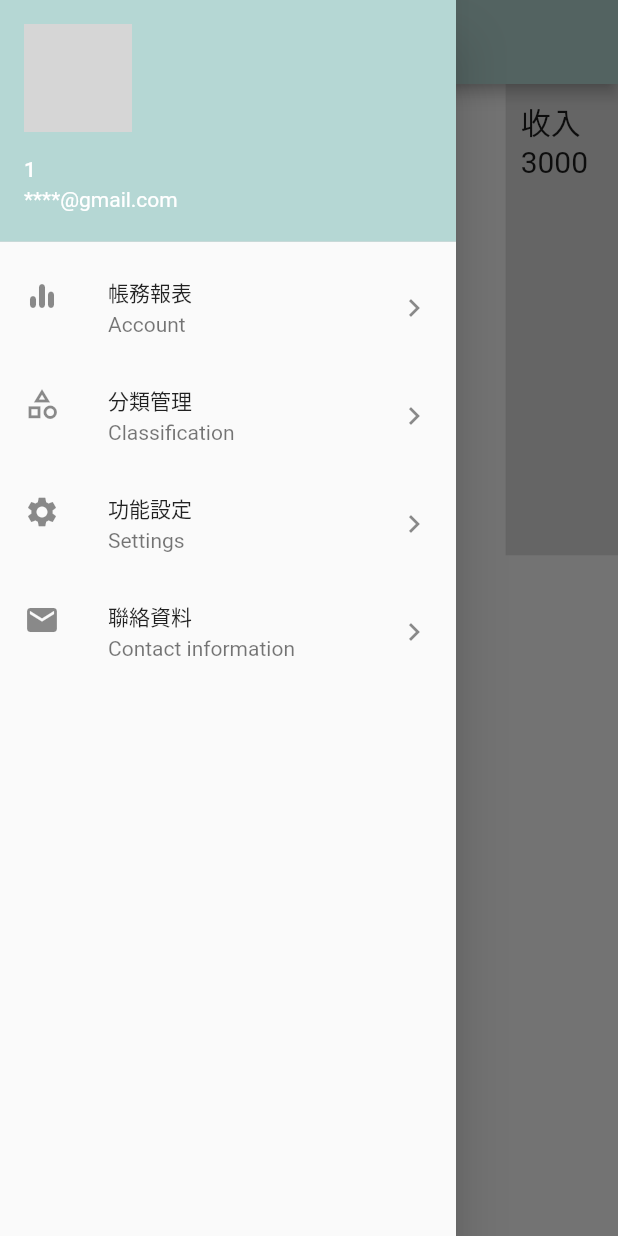
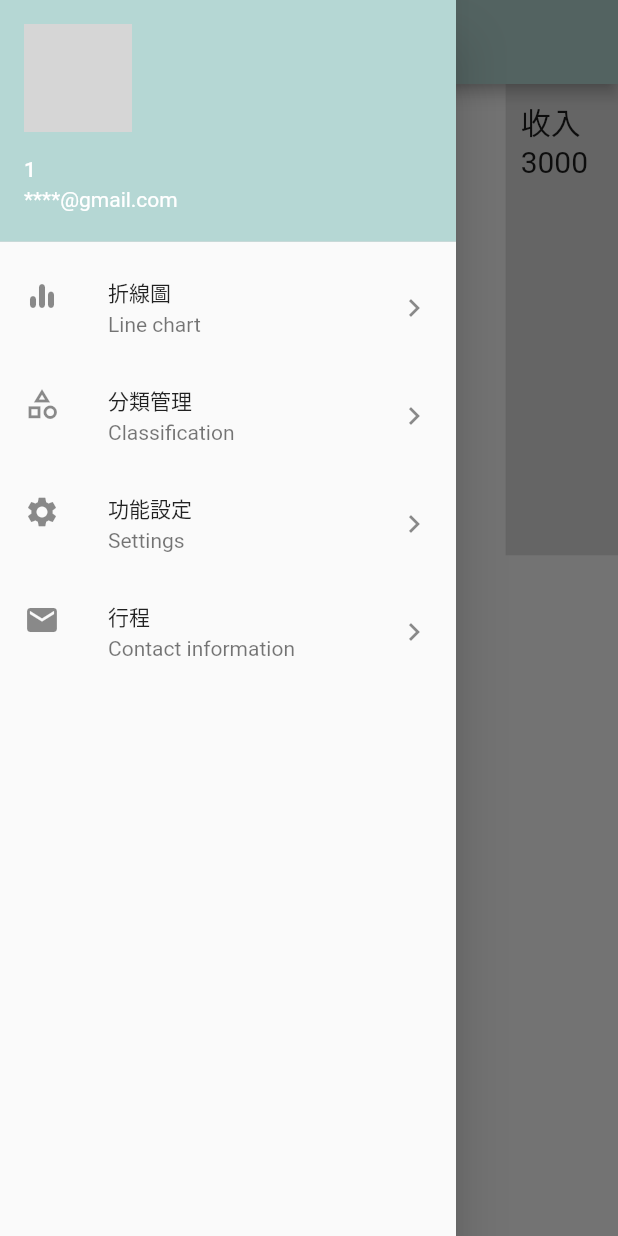
Before and after one commit to fang1204/flutter-account-app, a Flutter app: the screen it shows after launch, with the side drawer open, on a phone screen of 412 x 824 dp. Run offline on Flutter 3.47's test engine with Material 2 defaults, Android fonts, the phone set to English and light mode, and no system bars; our stand-ins replace dropdown_button2, responsive_sizer, shared_preferences, syncfusion_flutter_charts, toggle_switch; missing offline and left inert: dart:html; network calls fail; grey boxes are pictures that could not be loaded.

Commit message:
new 2/14

```diff
--- a/account_app/lib/home.dart
+++ b/account_app/lib/home.dart
@@ -71,11 +71,11 @@ class _HomePageState extends State<HomePage> {
             ),
             ListTile(
               leading: Icon(Icons.equalizer_rounded),
-              title: Text('帳務報表'),
-              subtitle: Text('Account'),
+              title: Text('折線圖'),
+              subtitle: Text('Line chart'),
               trailing: Icon(Icons.keyboard_arrow_right),
-              onTap: (){
-                print("還沒做");
+              onTap: () {
+                Navigator.pushReplacementNamed(context, "/Line");
               },
             ),
             ListTile(
@@ -83,8 +83,8 @@ class _HomePageState extends State<HomePage> {
               title: Text('分類管理'),
               subtitle: Text('Classification'),
               trailing: Icon(Icons.keyboard_arrow_right),
-              onTap: (){
-                print("還沒做");
+              onTap: () {
+                showAlert(context);
               },
             ),
             ListTile(
@@ -98,11 +98,11 @@ class _HomePageState extends State<HomePage> {
             ),
             ListTile(
               leading: Icon(Icons.mail),
-              title: Text('聯絡資料'),
+              title: Text('行程'),
               subtitle: Text('Contact information'),
               trailing: Icon(Icons.keyboard_arrow_right),
               onTap: (){
-                showAlert(context);
+                Navigator.pushReplacementNamed(context, "/user");
               },
             ),
           ],
@@ -256,8 +256,7 @@ Future<void> showAlert(BuildContext context) {
     context: context,
     builder: (BuildContext context) {
       return AlertDialog(
-        title: Text('Mail'),
-        content: const Text('. . . @gmail.com'),
+        title: Text('還在做'),
         actions: <Widget>[
           FlatButton(
             child: Text('確定'),
```
